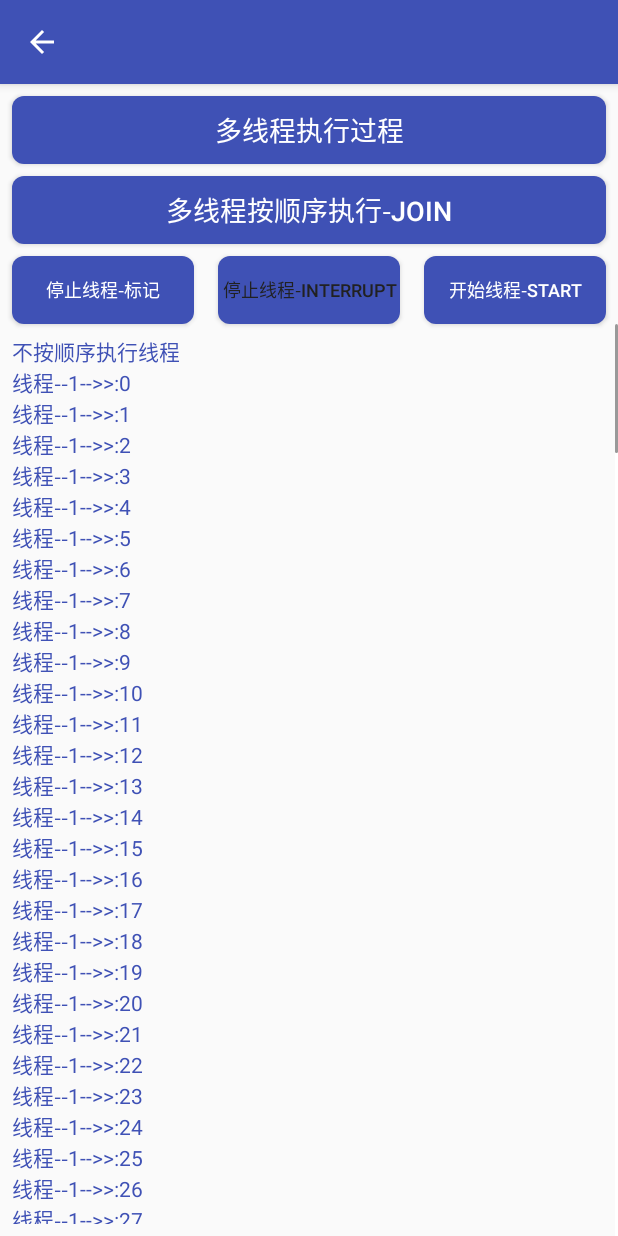
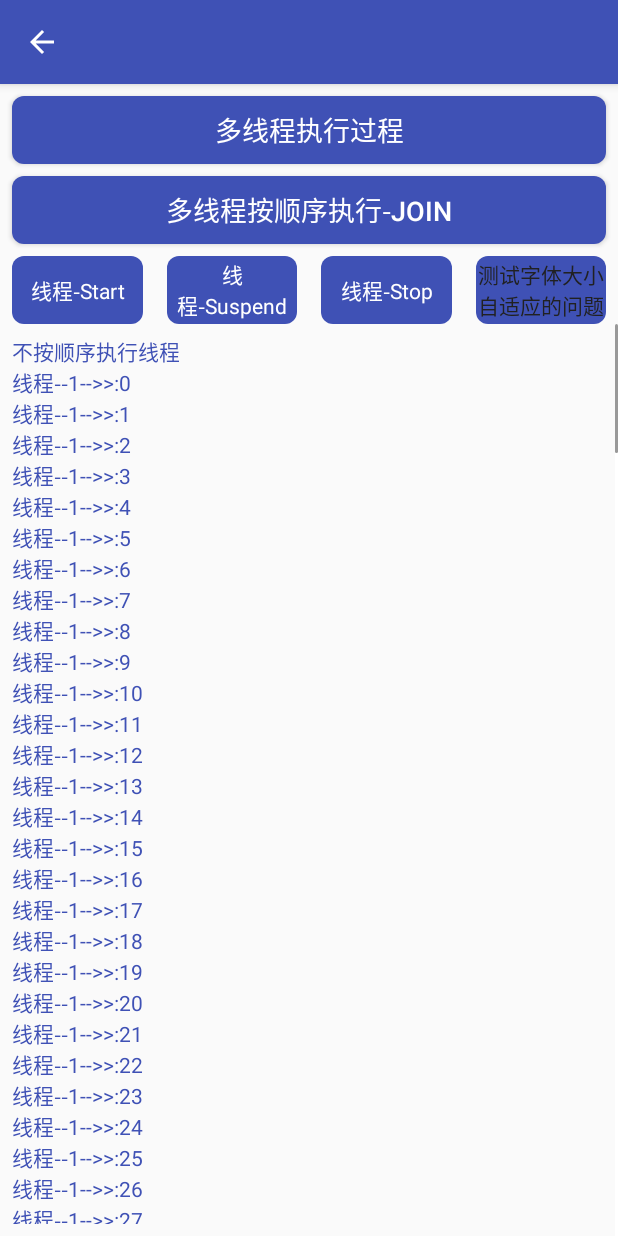
Before and after one commit to ColinLu/DemoApp, an Android app: the ThreadActivity screen opened directly, with no data from a screen before it, after a tap on "多线程执行过程", on a phone screen of 412 x 824 dp. Run offline under Robolectric (Android 15) with nearby library versions, the phone set to English and light mode, and no system bars.

Commit message:
TextView

```diff
--- a/app/build.gradle
+++ b/app/build.gradle
@@ -84,6 +84,7 @@ dependencies {
     implementation fileTree(include: ['*.jar'], dir: 'libs')
     implementation "com.android.support.constraint:constraint-layout:$constraint_version"
     implementation "org.jetbrains.kotlin:kotlin-stdlib-jdk7:$kotlin_version"
+    implementation 'com.android.support.constraint:constraint-layout:1.1.3'
     testImplementation 'junit:junit:4.12'
     androidTestImplementation 'com.android.support.test:runner:1.0.2'
     androidTestImplementation 'com.android.support.test.espresso:espresso-core:3.0.2'
--- a/app/src/main/AndroidManifest.xml
+++ b/app/src/main/AndroidManifest.xml
@@ -134,6 +134,8 @@
         </activity>
         <activity android:name=".activity.thread.ThreadActivity">
         </activity>
+        <activity android:name=".activity.view.text.TextViewActivity">
+        </activity>
     </application>
 
 </manifest>
--- a/app/src/main/java/com/colin/demo/app/fragment/ViewFragment.java
+++ b/app/src/main/java/com/colin/demo/app/fragment/ViewFragment.java
@@ -12,6 +12,7 @@ import com.colin.demo.app.activity.fullscreen.FullscreenActivity;
 import com.colin.demo.app.activity.picker.PickerActivity;
 import com.colin.demo.app.activity.popupwindow.PopupWindowActivity;
 import com.colin.demo.app.activity.recyclerview.RecyclerViewActivity;
+import com.colin.demo.app.activity.view.text.TextViewActivity;
 import com.colin.demo.app.activity.viewpager.ViewPagerActivity;
 import com.colin.demo.app.adapter.ItemAdapter;
 import com.colin.demo.app.base.BaseAdapter;
@@ -176,7 +177,8 @@ public class ViewFragment extends BaseFragment {
         mList.add(new ItemBean(3, "PopupWindow", PopupWindowActivity.class));
         mList.add(new ItemBean(4, "ConstraintLayout ", ConstraintLayoutActivity.class));
         mList.add(new ItemBean(5, "FullScreen ", FullscreenActivity.class));
-        mList.add(new ItemBean(6, "选择器 ", PickerActivity.class));
+        mList.add(new ItemBean(6, "Picker ", PickerActivity.class));
+        mList.add(new ItemBean(7, "TextView ", TextViewActivity.class));
         mAdapter.setEmptyState(BaseAdapter.EMPTY_STATE_NO);
         mAdapter.setFootState(BaseAdapter.FOOT_STATE_FINISH);
         mAdapter.notifyDataSetChanged();
--- a/app/src/main/res/layout/activity_thread.xml
+++ b/app/src/main/res/layout/activity_thread.xml
@@ -40,53 +40,93 @@
         app:layout_constraintRight_toRightOf="parent"
         app:layout_constraintTop_toBottomOf="@+id/button_thread_normal"/>
 
-    <Button
-        android:id="@+id/button_thread_stop"
+    <TextView
+        android:id="@+id/button_thread_start"
         android:layout_width="@dimen/dp_0"
         android:layout_height="@dimen/button_height"
         android:layout_marginLeft="@dimen/margin"
         android:layout_marginRight="@dimen/margin"
         android:layout_marginTop="@dimen/margin"
+        android:autoSizeMaxTextSize="@dimen/text_14"
+        android:autoSizeMinTextSize="@dimen/text_4"
+        android:autoSizeStepGranularity="1sp"
+        android:autoSizeTextType="uniform"
         android:background="@drawable/button_style"
-        android:text="停止线程-标记"
+        android:gravity="center"
+        android:text="线程-Start"
         android:textColor="@color/white"
-        android:textSize="@dimen/text_12"
+        android:textSize="@dimen/text_10"
         app:layout_constraintHorizontal_chainStyle="spread_inside"
         app:layout_constraintLeft_toLeftOf="parent"
+        app:layout_constraintRight_toLeftOf="@+id/button_thread_suspend"
+        app:layout_constraintTop_toBottomOf="@+id/button_thread_join"
+        tools:ignore="UnusedAttribute"/>
+
+    <TextView
+        android:id="@+id/button_thread_suspend"
+        android:layout_width="@dimen/dp_0"
+        android:layout_height="@dimen/dp_0"
+        android:layout_marginLeft="@dimen/margin"
+        android:layout_marginRight="@dimen/margin"
+        android:autoSizeMaxTextSize="@dimen/text_14"
+        android:autoSizeMinTextSize="@dimen/text_4"
+        android:autoSizeStepGranularity="1sp"
+        android:autoSizeTextType="uniform"
+        android:background="@drawable/button_style"
+        android:gravity="center"
+        android:text="线程-Suspend"
+        android:textColor="@color/white"
+        android:textSize="@dimen/text_10"
+        app:layout_constraintBottom_toBottomOf="@+id/button_thread_start"
+        app:layout_constraintLeft_toRightOf="@+id/button_thread_start"
+        app:layout_constraintRight_toLeftOf="@+id/button_thread_stop"
+        app:layout_constraintTop_toTopOf="@+id/button_thread_start"
+        tools:ignore="UnusedAttribute"/>
+
+    <TextView
+        android:id="@+id/button_thread_stop"
+        android:layout_width="@dimen/dp_0"
+        android:layout_height="@dimen/dp_0"
+        android:layout_marginLeft="@dimen/margin"
+        android:layout_marginRight="@dimen/margin"
+        android:autoSizeMaxTextSize="@dimen/text_14"
+        android:autoSizeMinTextSize="@dimen/text_4"
+        android:autoSizeStepGranularity="1sp"
+        android:autoSizeTextType="uniform"
+        android:background="@drawable/button_style"
+        android:gravity="center"
+        android:text="线程-Stop"
+        android:textColor="@color/white"
+        android:textSize="@dimen/text_10"
+        app:layout_constraintBottom_toBottomOf="@+id/button_thread_start"
+        app:layout_constraintLeft_toRightOf="@+id/button_thread_suspend"
         app:layout_constraintRight_toLeftOf="@+id/button_thread_interrupt"
-        app:layout_constraintTop_toBottomOf="@+id/button_thread_join"/>
+        app:layout_constraintTop_toTopOf="@+id/button_thread_start"
+        tools:ignore="UnusedAttribute"/>
 
-    <Button
+    <TextView
         android:id="@+id/button_thread_interrupt"
         android:layout_width="@dimen/dp_0"
         android:layout_height="@dimen/dp_0"
         android:layout_marginLeft="@dimen/margin"
         android:layout_marginRight="@dimen/margin"
+        android:autoSizeMaxTextSize="@dimen/text_14"
+        android:autoSizeMinTextSize="@dimen/text_4"
+        android:autoSizeStepGranularity="1sp"
+        android:autoSizeTextType="uniform"
+        android:autoText="true"
         android:background="@drawable/button_style"
-        android:text="停止线程-interrupt"
+        android:gravity="center"
+        android:text="测试字体大小自适应的问题"
         android:textColor="@color/color_212121"
-        android:textSize="@dimen/text_12"
-        app:layout_constraintBottom_toBottomOf="@+id/button_thread_stop"
+        android:textSize="@dimen/text_14"
+        app:layout_constraintBottom_toBottomOf="@+id/button_thread_start"
         app:layout_constraintLeft_toRightOf="@+id/button_thread_stop"
-        app:layout_constraintRight_toLeftOf="@+id/button_thread_start"
-        app:layout_constraintTop_toBottomOf="@+id/button_thread_join"
-        app:layout_constraintTop_toTopOf="@+id/button_thread_stop"/>
+        app:layout_constraintRight_toRightOf="parent"
+        app:layout_constraintTop_toBottomOf="@+id/button_thread_start"
+        app:layout_constraintTop_toTopOf="@+id/button_thread_start"
+        tools:ignore="UnusedAttribute"/>
 
-    <Button
-        android:id="@+id/button_thread_start"
-        android:layout_width="@dimen/dp_0"
-        android:layout_height="@dimen/dp_0"
-        android:layout_marginLeft="@dimen/margin"
-        android:layout_marginRight="@dimen/margin"
-        android:background="@drawable/button_style"
-        android:text="开始线程-start"
-        android:textColor="@color/white"
-        android:textSize="@dimen/text_12"
-        app:layout_constraintBottom_toBottomOf="@+id/button_thread_stop"
-        app:layout_constraintLeft_toRightOf="@+id/button_thread_interrupt"
-        app:layout_constraintRight_toRightOf="parent"
-        app:layout_constraintTop_toBottomOf="@+id/button_thread_join"
-        app:layout_constraintTop_toTopOf="@+id/button_thread_stop"/>
 
     <TextView
         android:id="@+id/text_show_thread_log"
```
Also changed, not shown: app/src/main/java/com/colin/demo/app/activity/picker/PickerActivity.java (+14 -17 lines), app/src/main/java/com/colin/demo/app/activity/thread/ThreadActivity.java (+129 -35 lines), app/src/main/java/com/colin/demo/app/activity/view/text/TextViewActivity.java (added, +84 -0 lines), app/src/main/res/layout/activity_picker.xml (+14 -10 lines), app/src/main/res/layout/activity_text_view.xml (added, +58 -0 lines), app/src/main/res/values/dimens.xml (+9 -0 lines).
